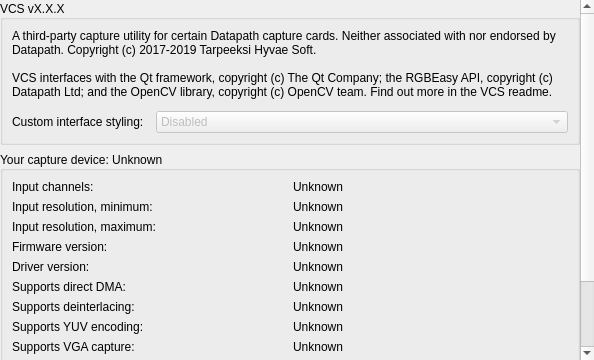
Before: the Qt Designer form src/display/qt/widgets/ui/control_panel_about_widget.ui in mrehkopf/vcs, drawn with Qt 5.
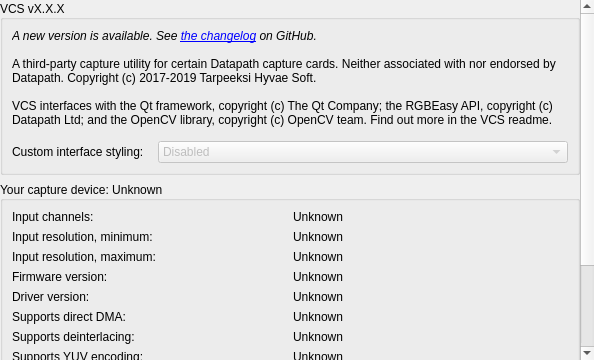
After: the same form once the commit is applied.

Commit message: Add checking whether a new version of the program is available

Diff of the .ui file:
```diff
--- a/src/display/qt/widgets/ui/control_panel_about_widget.ui
+++ b/src/display/qt/widgets/ui/control_panel_about_widget.ui
@@ -40,7 +40,7 @@
         <x>0</x>
         <y>0</y>
         <width>578</width>
-        <height>551</height>
+        <height>584</height>
        </rect>
       </property>
       <layout class="QVBoxLayout" name="verticalLayout_8">
@@ -78,8 +78,26 @@
          </property>
          <layout class="QVBoxLayout" name="verticalLayout_9">
           <property name="spacing">
-           <number>12</number>
+           <number>14</number>
           </property>
+          <item>
+           <widget class="QLabel" name="label_newVersionNotice">
+            <property name="font">
+             <font>
+              <italic>true</italic>
+             </font>
+            </property>
+            <property name="text">
+             <string>&lt;html&gt;&lt;head/&gt;&lt;body&gt;&lt;p&gt;A new version is available. See &lt;a href=&quot;https://www.github.com/leikareipa/vcs/releases/&quot;&gt;&lt;span style=&quot; text-decoration: underline; color:#0000ff;&quot;&gt;the changelog&lt;/span&gt;&lt;/a&gt; on GitHub.&lt;/p&gt;&lt;/body&gt;&lt;/html&gt;</string>
+            </property>
+            <property name="wordWrap">
+             <bool>true</bool>
+            </property>
+            <property name="openExternalLinks">
+             <bool>true</bool>
+            </property>
+           </widget>
+          </item>
           <item>
            <widget class="QLabel" name="label_17">
             <property name="text">
```
Left out of the diff: 2 changed lines with no effect on the pictures. The commit also changes 6 other files.
